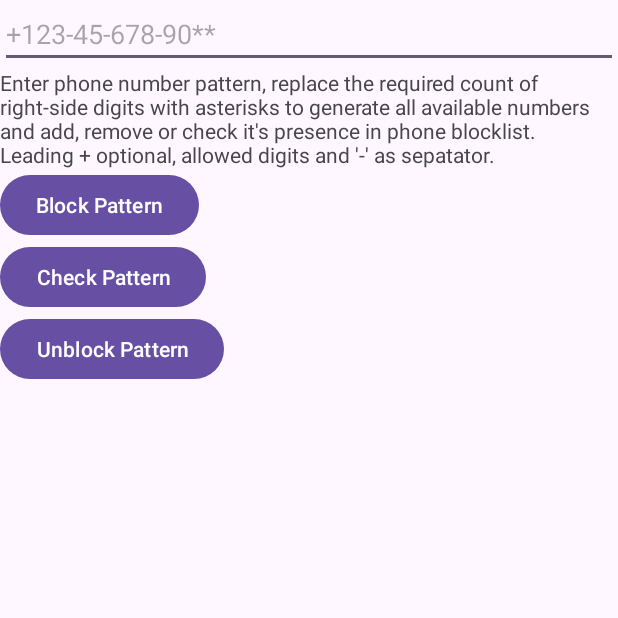
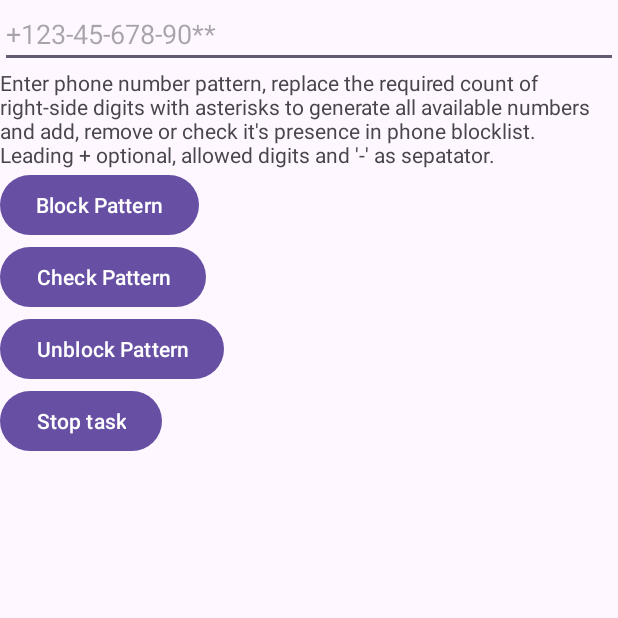
Before and after one commit to omdvd/PhoneBulkBlock, an Android app: the screen it shows after launch (MainActivity), on a phone screen of 412 x 824 dp, the top half of it. Run offline under Robolectric (Android 15) with nearby library versions, the light colour scheme and no system bars; libraries missing offline, so code that uses them is left out: com.karumi.dexter; 1 statement that could not run was skipped.

Commit message:
Add stop button

```diff
--- a/app/src/main/java/com/github/omdvd/phonebulkblock/MainActivity.java
+++ b/app/src/main/java/com/github/omdvd/phonebulkblock/MainActivity.java
@@ -52,10 +52,11 @@ public class MainActivity extends AppCompatActivity
     private final int ACTION_UNBLOCK_PATTERN = 2;
 
     private ArrayList<String> mNumbersList;
-    private Button mButtonDoBlock, mButtonDoCheck, mButtonDoUnBlock;
+    private Button mButtonDoBlock, mButtonDoCheck, mButtonDoStop, mButtonDoUnBlock;
     private EditText mInputPhoneNumber;
     private Handler mHandler;
     private ProgressBar mProgressAccessToList;
+    private boolean mFlagStop;
     private int mCountProgress, mCountNumbersBlocked, mCountNumbersNonBlocked, mCountNumbersErrors;
 
     @Override
@@ -71,6 +72,7 @@ public class MainActivity extends AppCompatActivity
 
         mButtonDoBlock = findViewById(R.id.button_do_block);
         mButtonDoCheck = findViewById(R.id.button_do_check);
+        mButtonDoStop = findViewById(R.id.button_do_stop);
         mButtonDoUnBlock = findViewById(R.id.button_do_unblock);
         mInputPhoneNumber = findViewById(R.id.input_phone_number);
         mProgressAccessToList = findViewById(R.id.progress_bar);
@@ -78,10 +80,13 @@ public class MainActivity extends AppCompatActivity
 
         mButtonDoBlock.setOnClickListener(this);
         mButtonDoCheck.setOnClickListener(this);
+        mButtonDoStop.setOnClickListener(this);
         mButtonDoUnBlock.setOnClickListener(this);
 
         mNumbersList = new ArrayList<>();
         mHandler = new Handler();
+
+        mFlagStop = false;
     }
 
     @Override
@@ -131,6 +136,9 @@ public class MainActivity extends AppCompatActivity
         else if (id == R.id.button_do_check) {
             doBLockListAction(phoneNumber, "*", ACTION_CHECK_PATTERN);
         }
+        else if (id == R.id.button_do_stop) {
+            mFlagStop = true;
+        }
         else if (id == R.id.button_do_unblock) {
             doBLockListAction(phoneNumber, "*", ACTION_UNBLOCK_PATTERN);
         }
@@ -177,6 +185,7 @@ public class MainActivity extends AppCompatActivity
         mCountNumbersBlocked = 0;
         mCountNumbersNonBlocked = 0;
         mCountNumbersErrors = 0;
+        mFlagStop = false;
 
         try {
             generateNumbersList(inputPattern, placeHolder, mNumbersList);
@@ -242,6 +251,10 @@ public class MainActivity extends AppCompatActivity
                             mProgressAccessToList.setProgress(mCountProgress);
                         }
                     });
+
+                    if (mFlagStop) {
+                        break;
+                    }
                 }
 
                 mHandler.post(new Runnable() {
--- a/app/src/main/res/layout/activity_main.xml
+++ b/app/src/main/res/layout/activity_main.xml
@@ -38,6 +38,12 @@
         android:layout_height="wrap_content"
         android:text="Unblock Pattern" />
 
+    <Button
+        android:id="@+id/button_do_stop"
+        android:layout_width="wrap_content"
+        android:layout_height="wrap_content"
+        android:text="Stop task" />
+
     <ProgressBar
         android:id="@+id/progress_bar"
         style="?android:attr/progressBarStyleHorizontal"
```
